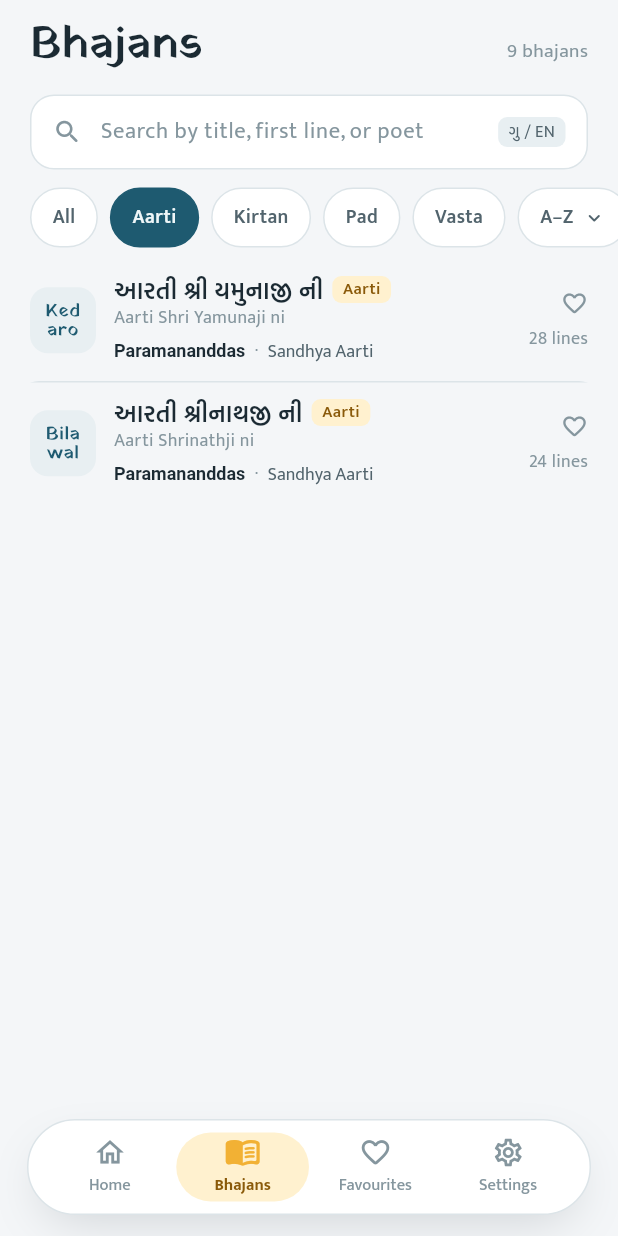
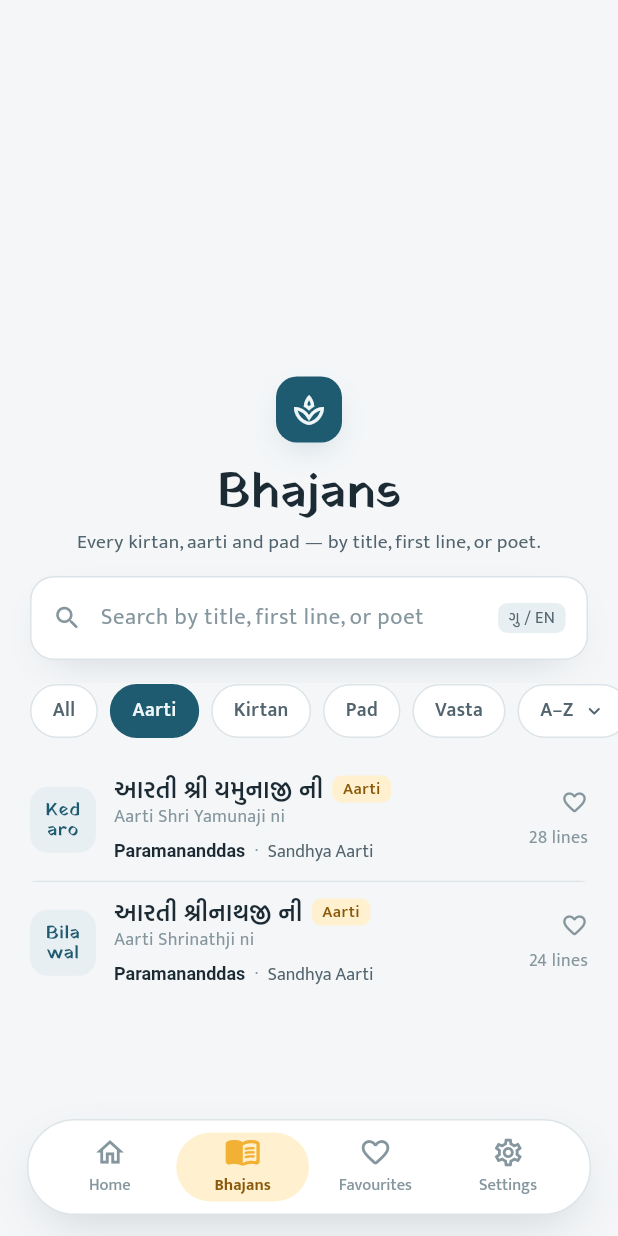
Before and after one commit to priyankraychura/pushtimarg_new, a Flutter app: the BhajansScreen screen opened by its route, after a tap on "Aarti", on a phone screen of 412 x 824 dp. Run offline on Flutter 3.47's test engine with Material 3 defaults, Android fonts, the phone set to English and light mode, and no system bars; drawn by our look-alikes of flutter_animate; our stand-ins replace cloud_firestore, firebase_auth, firebase_core, flutter_riverpod, go_router, google_sign_in and 2 more; accounts and stored records are empty.

Commit message:
Add snapping, two-stage header to Bhajans screen
Introduce a pinned, two-stage collapsing header for the Bhajans screen and snapping scroll physics.

- Added SnapHeaderScrollPhysics: ballistic simulation that snaps between expanded (0) and compact (snapOffset) header positions and defers to platform physics outside the snap zone.
- Added BhajansHeader: a SliverPersistentHeaderDelegate implementing a two-stage layout (rest → compact → pinned) with animated title, tile, subtitle and a centered search bar.
- Updated BhajansScreen: uses the new header as a SliverPersistentHeader, adds a ScrollController and FocusNode to animate to compact state when the search is focused, applies snap physics, adjusts chip list height and spacing.

Improves UX by preventing the header from stopping half-open and aligning search/keyboard behavior with header animations.

```diff
--- /dev/null
+++ b/lib/core/utils/snap_header_physics.dart
@@ -0,0 +1,100 @@
+import 'dart:math' as math;
+
+import 'package:flutter/widgets.dart';
+
+/// Scroll physics that snaps between two resting points — 0 (expanded header)
+/// and [snapOffset] (header in its compact state). Beyond [snapOffset] the
+/// list scrolls with the platform's normal physics (the [parent]).
+///
+/// Any release inside the zone resolves to one end: a flick upward goes to
+/// [snapOffset], a flick downward goes to 0, a slow drag goes to whichever is
+/// nearer. A fling from the list that would coast to a halt inside the zone
+/// is redirected to the nearest end so the header never parks half-open.
+///
+/// Always give it the platform physics as [parent] (see
+/// [SnapHeaderScrollPhysics.of]); without one, releases outside the zone
+/// have no ballistic simulation and the list stops dead.
+class SnapHeaderScrollPhysics extends ScrollPhysics {
+  const SnapHeaderScrollPhysics({required this.snapOffset, super.parent});
+
+  /// Snap physics layered over the platform default for [context].
+  factory SnapHeaderScrollPhysics.of(BuildContext context, {required double snapOffset}) =>
+      SnapHeaderScrollPhysics(
+        snapOffset: snapOffset,
+        parent: ScrollConfiguration.of(context).getScrollPhysics(context),
+      );
+
+  final double snapOffset;
+
+  @override
+  SnapHeaderScrollPhysics applyTo(ScrollPhysics? ancestor) =>
+      SnapHeaderScrollPhysics(snapOffset: snapOffset, parent: buildParent(ancestor));
+
+  static const double _flickVelocity = 250;
+
+  @override
+  Simulation? createBallisticSimulation(ScrollMetrics position, double velocity) {
+    final pixels = position.pixels;
+    final min = position.minScrollExtent;
+    final inZone = pixels > min && pixels < snapOffset;
+
+    if (inZone) return _snap(pixels, velocity, min);
+
+    // Outside the zone: run the platform simulation, but if it would coast
+    // to a halt inside the zone, snap instead so the header never parks
+    // half-open.
+    final sim = super.createBallisticSimulation(position, velocity);
+    if (sim == null) return null;
+    final end = sim.x(20);
+    if (end > min && end < snapOffset) return _snap(pixels, velocity, min);
+    return sim;
+  }
+
+  Simulation _snap(double pixels, double velocity, double min) {
+    final double target;
+    if (velocity > _flickVelocity) {
+      target = snapOffset;
+    } else if (velocity < -_flickVelocity) {
+      target = min;
+    } else {
+      target = pixels > (min + snapOffset) / 2 ? snapOffset : min;
+    }
+    return _SnapSimulation(start: pixels, end: target, velocity: velocity);
+  }
+}
+
+/// Ease-out glide from [start] to [end]. Duration scales with distance and
+/// release speed, and the curve guarantees it lands exactly on [end] with no
+/// overshoot — unlike a spring, which bounces past the target on a hard flick.
+class _SnapSimulation extends Simulation {
+  _SnapSimulation({required this.start, required this.end, required double velocity})
+      : duration = _durationFor((end - start).abs(), velocity.abs());
+
+  final double start;
+  final double end;
+  final double duration;
+
+  static const Curve _curve = Curves.easeOutCubic;
+
+  static double _durationFor(double distance, double speed) {
+    if (distance == 0) return 0.001;
+    // Faster flick → shorter glide, but never snappier than 220ms or lazier than 420ms.
+    final byVelocity = distance / math.max(speed, 1200);
+    return byVelocity.clamp(0.22, 0.42);
+  }
+
+  double _p(double t) => (t / duration).clamp(0.0, 1.0);
+
+  @override
+  double x(double time) => start + (end - start) * _curve.transform(_p(time));
+
+  @override
+  double dx(double time) {
+    if (time >= duration) return 0;
+    const step = 0.001;
+    return (x(time + step) - x(time)) / step;
+  }
+
+  @override
+  bool isDone(double time) => time >= duration;
+}
--- a/lib/features/bhajans/presentation/bhajans_screen.dart
+++ b/lib/features/bhajans/presentation/bhajans_screen.dart
@@ -3,10 +3,12 @@ import 'package:flutter_riverpod/flutter_riverpod.dart';
 
 import '../../../core/theme/theme.dart';
 import '../../../core/utils/context_extensions.dart';
+import '../../../core/utils/snap_header_physics.dart';
 import '../../../core/widgets/widgets.dart';
 import '../domain/bhajan.dart';
 import '../providers/bhajan_providers.dart';
 import 'widgets/bhajan_list.dart';
+import 'widgets/bhajans_header.dart';
 
 class BhajansScreen extends ConsumerStatefulWidget {
   const BhajansScreen({super.key});
@@ -17,9 +19,30 @@ class BhajansScreen extends ConsumerStatefulWidget {
 
 class _BhajansScreenState extends ConsumerState<BhajansScreen> {
   late final _search = TextEditingController(text: ref.read(bhajanFilterProvider).query);
+  final _scroll = ScrollController();
+  final _searchFocus = FocusNode();
+  double _snapOffset = 0;
+
+  @override
+  void initState() {
+    super.initState();
+    _searchFocus.addListener(_onSearchFocus);
+  }
+
+  /// Tapping the centred search bar plays the same snap as a flick up, so the
+  /// keyboard rises to a compact header instead of covering the landing.
+  void _onSearchFocus() {
+    if (!_searchFocus.hasFocus || !_scroll.hasClients) return;
+    if (_scroll.offset < _snapOffset) {
+      _scroll.animateTo(_snapOffset, duration: AppMotion.slow, curve: AppMotion.standard);
+    }
+  }
 
   @override
   void dispose() {
+    _searchFocus.removeListener(_onSearchFocus);
+    _searchFocus.dispose();
+    _scroll.dispose();
     _search.dispose();
     super.dispose();
   }
@@ -31,40 +54,30 @@ class _BhajansScreenState extends ConsumerState<BhajansScreen> {
     final all = ref.watch(allBhajansProvider);
     final list = ref.watch(filteredBhajansProvider);
 
+    final header = BhajansHeader(
+      screenHeight: context.screen.height,
+      topPadding: context.safe.top,
+      controller: _search,
+      focusNode: _searchFocus,
+      onChanged: ref.read(bhajanFilterProvider.notifier).setQuery,
+    );
+    _snapOffset = header.snapOffset;
+
     return Scaffold(
       body: CustomScrollView(
+        controller: _scroll,
+        // Flicks snap to the compact state (title top-left, bar beneath).
+        physics: SnapHeaderScrollPhysics.of(context, snapOffset: header.snapOffset),
         slivers: [
-          SliverToBoxAdapter(
-            child: Padding(
-              padding: EdgeInsets.fromLTRB(AppSpacing.xl, context.safe.top + 14, AppSpacing.xl, 0),
-              child: Column(
-                crossAxisAlignment: CrossAxisAlignment.start,
-                children: [
-                  Row(
-                    crossAxisAlignment: CrossAxisAlignment.baseline,
-                    textBaseline: TextBaseline.alphabetic,
-                    children: [
-                      Text('Bhajans', style: AppTypography.displayMedium.copyWith(fontSize: 30, color: c.ink)),
-                      const Spacer(),
-                      Text('${all.value?.length ?? 0} bhajans',
-                          style: AppTypography.bodySmall.copyWith(color: c.ink3)),
-                    ],
-                  ),
-                  Gap.lg,
-                  AppSearchBar(
-                    controller: _search,
-                    onChanged: ref.read(bhajanFilterProvider.notifier).setQuery,
-                  ),
-                ],
-              ),
-            ),
-          ),
+          SliverPersistentHeader(pinned: true, delegate: header),
           SliverToBoxAdapter(
             child: SizedBox(
-              height: 52,
+              // Horizontal ListView children stretch to its height — keep it
+              // exactly one chip tall so the pills don't balloon.
+              height: 36,
               child: ListView(
                 scrollDirection: Axis.horizontal,
-                padding: const EdgeInsets.fromLTRB(AppSpacing.xl, AppSpacing.md, AppSpacing.xl, 0),
+                padding: const EdgeInsets.symmetric(horizontal: AppSpacing.xl),
                 children: [
                   AppChip(
                     label: 'All',
@@ -85,6 +98,7 @@ class _BhajansScreenState extends ConsumerState<BhajansScreen> {
               ),
             ),
           ),
+          const SliverToBoxAdapter(child: SizedBox(height: AppSpacing.xs)),
           if (all.isLoading)
             const SliverFillRemaining(child: Center(child: CircularProgressIndicator()))
           else if (list.isEmpty)
--- /dev/null
+++ b/lib/features/bhajans/presentation/widgets/bhajans_header.dart
@@ -0,0 +1,172 @@
+import 'dart:ui' show lerpDouble;
+
+import 'package:flutter/material.dart';
+
+import '../../../../core/theme/theme.dart';
+import '../../../../core/utils/context_extensions.dart';
+import '../../../../core/widgets/widgets.dart';
+
+/// Two-stage collapsing header for the Bhajans screen. Pinned.
+///
+/// **Rest** — lotus tile, centred title and subtitle stacked above a large
+/// search bar that sits on the vertical centre of the screen.
+///
+/// **Stage A (0 → [snapOffset])** — tile and subtitle fade out, the title
+/// slides to the top-left and shrinks to 30px, the bar tucks in directly
+/// beneath it. Scroll physics snap to the end of this stage.
+///
+/// **Stage B (→ fully collapsed)** — the title scrolls off and only the bar
+/// stays, pinned under the status bar with a backdrop and hairline.
+class BhajansHeader extends SliverPersistentHeaderDelegate {
+  BhajansHeader({
+    required this.screenHeight,
+    required this.topPadding,
+    required this.controller,
+    required this.onChanged,
+    this.focusNode,
+  });
+
+  final double screenHeight;
+  final double topPadding;
+  final TextEditingController controller;
+  final ValueChanged<String> onChanged;
+  final FocusNode? focusNode;
+
+  // ---- geometry ----
+  static const double _tile = 44;
+  static const double _titleRest = 32, _titleCompact = 30;
+  static const double _titleH = 35; // 32px * 1.1 line height
+  static const double _subtitleH = 18;
+  static const double _barRest = 56, _barCompact = 52, _barPinned = 48;
+  static const double _padBelowRest = 16;
+
+  // Compact (end of stage A)
+  double get _titleTopA => topPadding + 12;
+  double get _barTopA => _titleTopA + _titleH + 12;
+  double get _extentA => _barTopA + _barCompact + 12;
+
+  // Rest (shrinkOffset 0) — bar centred on the screen.
+  double get _barTop0 {
+    final centred = screenHeight / 2 - _barRest / 2;
+    final minimum = _extentA - _barRest - _padBelowRest;
+    return centred > minimum ? centred : minimum;
+  }
+
+  @override
+  double get maxExtent => _barTop0 + _barRest + _padBelowRest;
+
+  @override
+  double get minExtent => topPadding + 8 + _barPinned + 8;
+
+  /// Scroll offset where stage A ends — the snap target for the physics.
+  double get snapOffset => maxExtent - _extentA;
+
+  @override
+  Widget build(BuildContext context, double shrinkOffset, bool overlapsContent) {
+    final c = context.colors;
+    final aRange = snapOffset;
+    final bRange = _extentA - minExtent;
+    final t1 = aRange <= 0 ? 1.0 : (shrinkOffset / aRange).clamp(0.0, 1.0);
+    final t2 = ((shrinkOffset - aRange) / bRange).clamp(0.0, 1.0);
+    final e1 = AppMotion.standard.transform(t1);
+
+    // The header's visible height right now. Everything hangs off it so the
+    // block moves as one piece — no gap can open between bar and list.
+    final extent = (maxExtent - shrinkOffset).clamp(minExtent, maxExtent);
+
+    // Bar: anchored to the header's bottom edge; padding and height ease in
+    // per stage (rest 56 → compact 52 → pinned 48).
+    final padBelow = t2 > 0 ? lerpDouble(12, 8, t2)! : lerpDouble(_padBelowRest, 12, t1)!;
+    final barHeight = t2 > 0 ? lerpDouble(_barCompact, _barPinned, t2)! : lerpDouble(_barRest, _barCompact, t1)!;
+    final barTop = extent - padBelow - barHeight;
+
+    // Title rides above the bar: gap closes 38 → 12 as it slides to the left.
+    final titleGap = lerpDouble(_subtitleH + 20, 12, e1)!;
+    final titleTop = barTop - titleGap - _titleH;
+    final titleSize = lerpDouble(_titleRest, _titleCompact, e1)!;
+    final titleAlign = Alignment.lerp(Alignment.topCenter, Alignment.topLeft, e1)!;
+
+    // Tile and subtitle stay attached to the title while they fade.
+    final tileTop = titleTop - 16 - _tile;
+    final subtitleTop = titleTop + _titleH + 6;
+
+    return Container(
+      decoration: BoxDecoration(
+        color: c.ground,
+        border: Border(bottom: BorderSide(color: c.line.withValues(alpha: t2))),
+        boxShadow: [
+          BoxShadow(color: c.ink.withValues(alpha: .08 * t2), blurRadius: 16, offset: const Offset(0, 6)),
+        ],
+      ),
+      child: ClipRect(
+        child: Stack(
+          children: [
+            // Lotus tile — fades and drifts up during stage A.
+            Positioned(
+              left: 0,
+              right: 0,
+              top: tileTop,
+              child: Opacity(
+                opacity: 1 - t1,
+                child: Center(
+                  child: Container(
+                    width: _tile,
+                    height: _tile,
+                    decoration: BoxDecoration(
+                      color: c.brand,
+                      borderRadius: AppRadius.r(AppRadius.lg),
+                      boxShadow: [
+                        BoxShadow(color: c.brand.withValues(alpha: .4), blurRadius: 20, offset: const Offset(0, 8), spreadRadius: -10),
+                      ],
+                    ),
+                    child: Icon(Icons.spa_outlined, color: c.brandInk, size: 24),
+                  ),
+                ),
+              ),
+            ),
+            // Subtitle — fades out during stage A.
+            Positioned(
+              left: AppSpacing.page,
+              right: AppSpacing.page,
+              top: subtitleTop,
+              child: Opacity(
+                opacity: 1 - t1,
+                child: Text(
+                  'Every kirtan, aarti and pad — by title, first line, or poet.',
+                  textAlign: TextAlign.center,
+                  style: AppTypography.bodySmall.copyWith(color: c.ink2),
+                ),
+              ),
+            ),
+            // Title.
+            Positioned(
+              left: AppSpacing.page,
+              right: AppSpacing.page,
+              top: titleTop,
+              height: _titleH,
+              child: Opacity(
+                opacity: 1 - t2,
+                child: Align(
+                  alignment: titleAlign,
+                  child: Text('Bhajans', style: AppTypography.displayLarge.copyWith(fontSize: titleSize, color: c.ink)),
+                ),
+              ),
+            ),
+            // Search bar.
+            Positioned(
+              left: AppSpacing.page,
+              right: AppSpacing.page,
+              top: barTop,
+              height: barHeight,
+              child: AppSearchBar(controller: controller, focusNode: focusNode, onChanged: onChanged, elevated: true),
+            ),
+          ],
+        ),
+      ),
+    );
+  }
+
+  @override
+  bool shouldRebuild(covariant BhajansHeader old) =>
+      old.screenHeight != screenHeight || old.topPadding != topPadding || old.controller != controller;
+}
```
